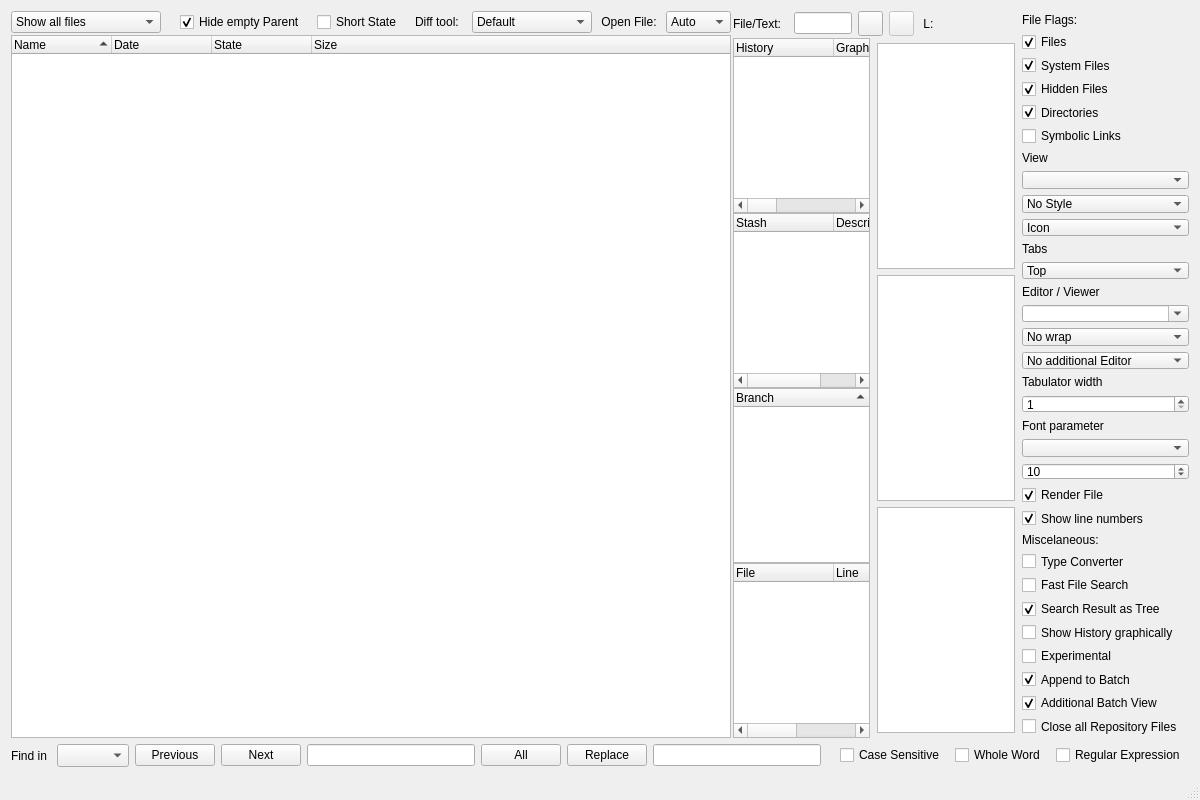
This is GitView/source/mainwindow.ui in Rolloke/GUI-Apps as Qt 5 draws it before an edit. The edited form follows.
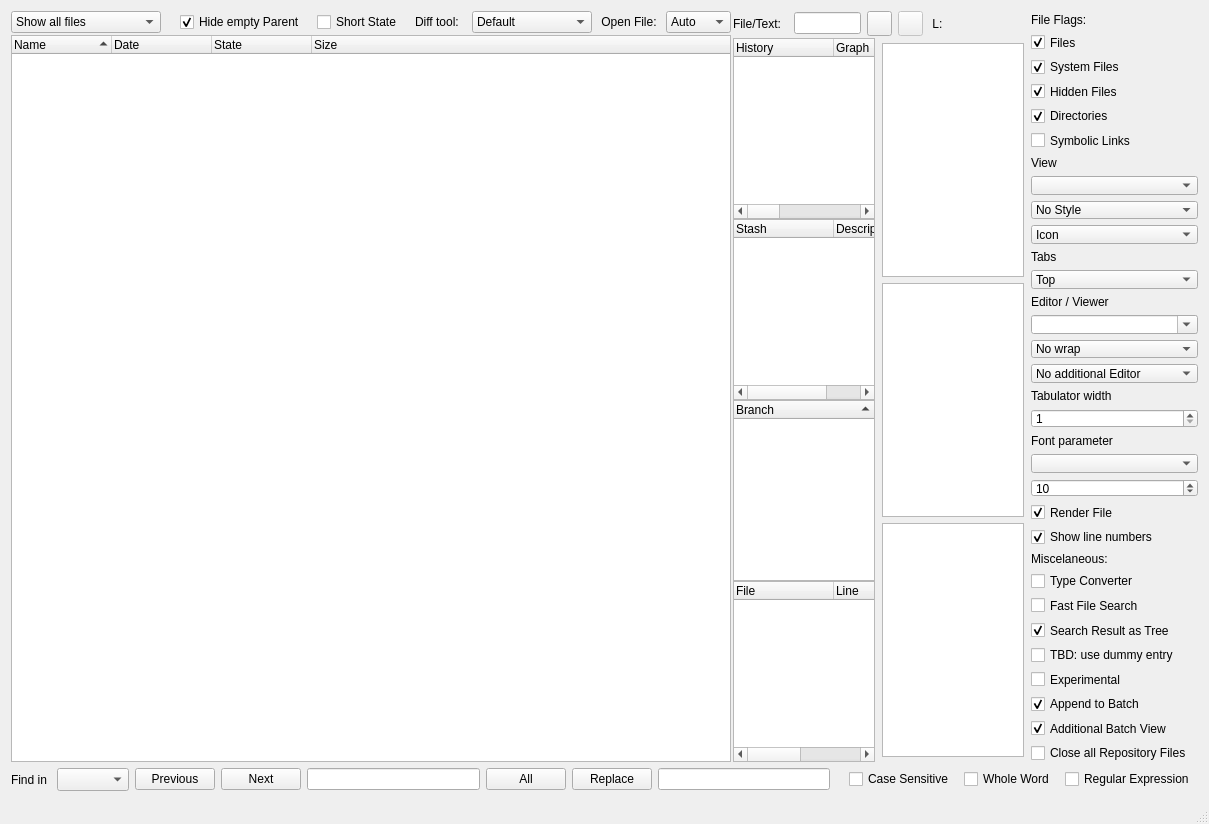
This is the edited form. Icons and pictures are not drawn. Custom widgets are drawn as their Qt base class.

Commit message: qt 5 compatibility for qt6 removed graphics history display

Diff of the .ui file:
```diff
--- a/GitView/source/mainwindow.ui
+++ b/GitView/source/mainwindow.ui
@@ -6,8 +6,8 @@
    <rect>
     <x>0</x>
     <y>0</y>
-    <width>1200</width>
-    <height>800</height>
+    <width>1209</width>
+    <height>824</height>
    </rect>
   </property>
   <property name="acceptDrops">
@@ -1201,6 +1201,12 @@
         </item>
         <item>
          <widget class="QCheckBox" name="ckShowHistoryGraphically">
+          <property name="enabled">
+           <bool>true</bool>
+          </property>
+          <property name="visible">
+           <bool>true</bool>
+          </property>
           <property name="toolTip">
            <string>Show history also in graphics view</string>
           </property>
@@ -1208,7 +1214,7 @@
            <string>Show history also in graphics view</string>
           </property>
           <property name="text">
-           <string>Show History graphically</string>
+           <string>TBD: use dummy entry</string>
           </property>
          </widget>
         </item>
```
Left out of the diff: 4 changed lines with no effect on the pictures. The commit also changes 11 other files.
